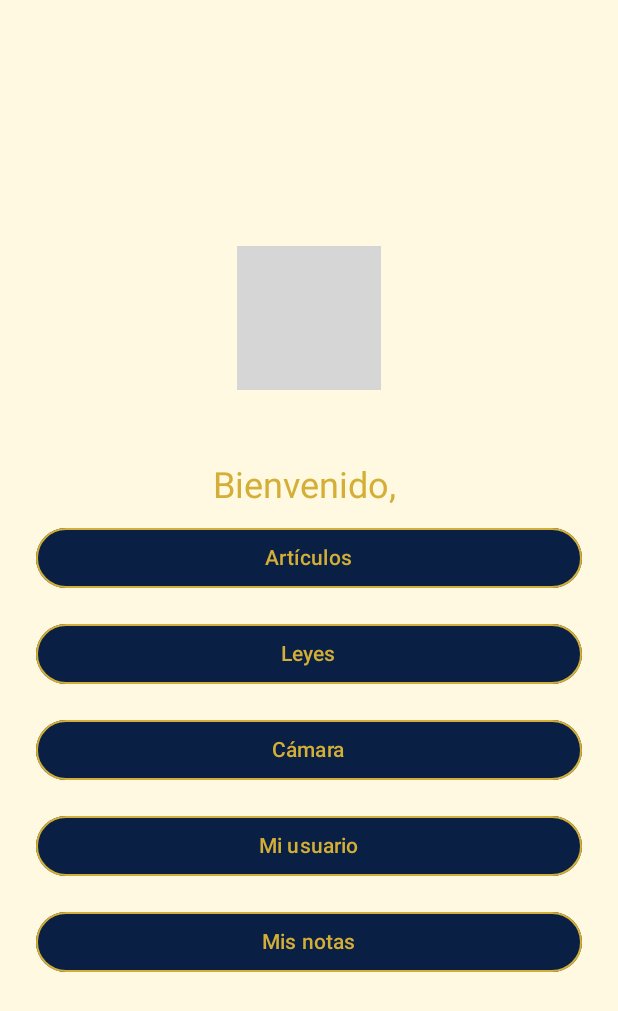
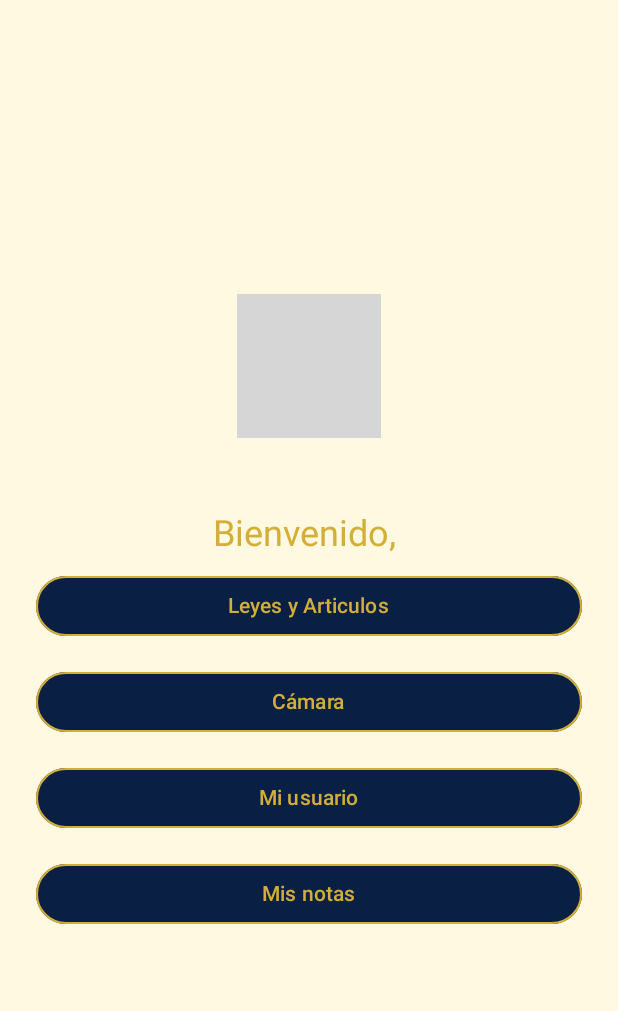
Before and after one commit to claudioesc25/Themis, an Android app built with Jetpack Compose: the composable PantallaMenu called with empty values, on a phone screen of 412 x 824 dp. Shown: the top 1011 px of the screen. Run offline under Robolectric (Android 15) with nearby library versions, the phone set to English and light mode, and no system bars; 4 statements that could not run were skipped; grey boxes are pictures that could not be loaded.

Commit message:
se quitan botones y se acomoda el titulo de leyes y articulos

```diff
--- a/app/src/main/java/com/Duoc/Themis/ui/PantallaMenu.kt
+++ b/app/src/main/java/com/Duoc/Themis/ui/PantallaMenu.kt
@@ -35,8 +35,7 @@ fun PantallaMenu(nombreUsuario: String, alNavegar: (String) -> Unit) {
             color = MaterialTheme.colorScheme.primary
         )
 
-        BotonMenu(texto = "Artículos", alClic = { alNavegar(Rutas.ARTICULOS) })
-        BotonMenu(texto = "Leyes", alClic = { alNavegar(Rutas.LEYES) })
+        BotonMenu(texto = "Leyes y Articulos", alClic = { alNavegar(Rutas.DOCUMENTOS_XANO) }) // <--- NUEVO BOTÓN
         BotonMenu(texto = "Cámara", alClic = { alNavegar(Rutas.CAMARA) })
         BotonMenu(texto = "Mi usuario", alClic = { alNavegar(Rutas.PERFIL) })
         BotonMenu(texto = "Mis notas", alClic = { alNavegar(Rutas.NOTAS) })
```
Also changed, not shown: app/src/main/java/com/Duoc/Themis/ui/DocumentosScreen.kt (+9 -14 lines).
